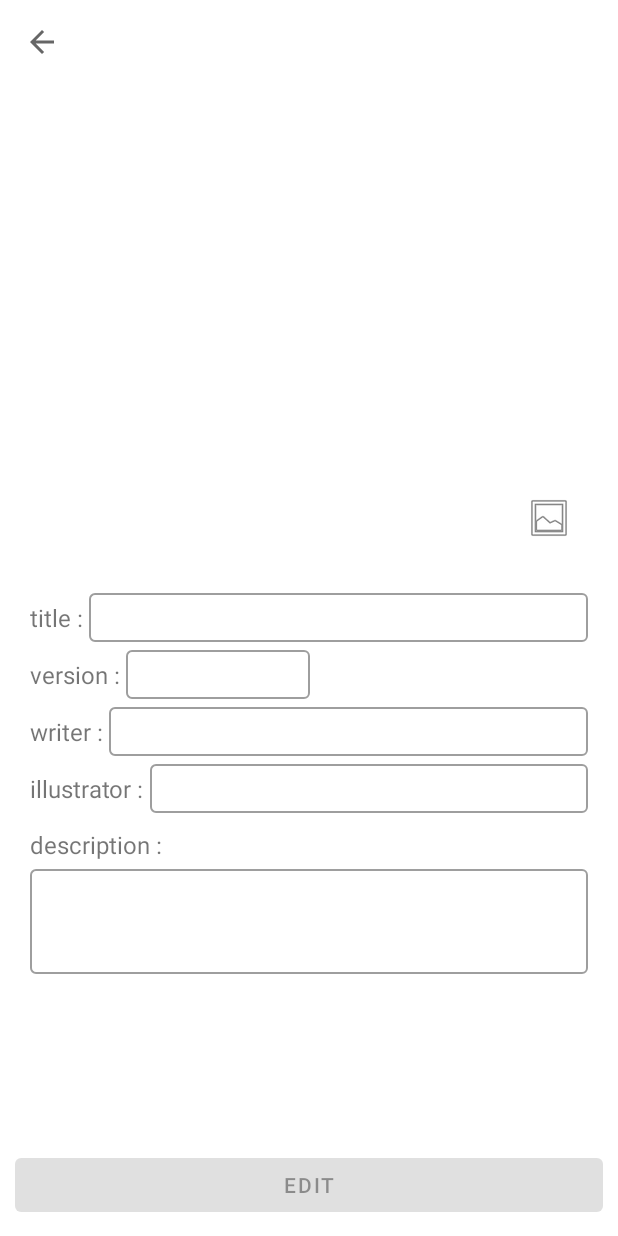
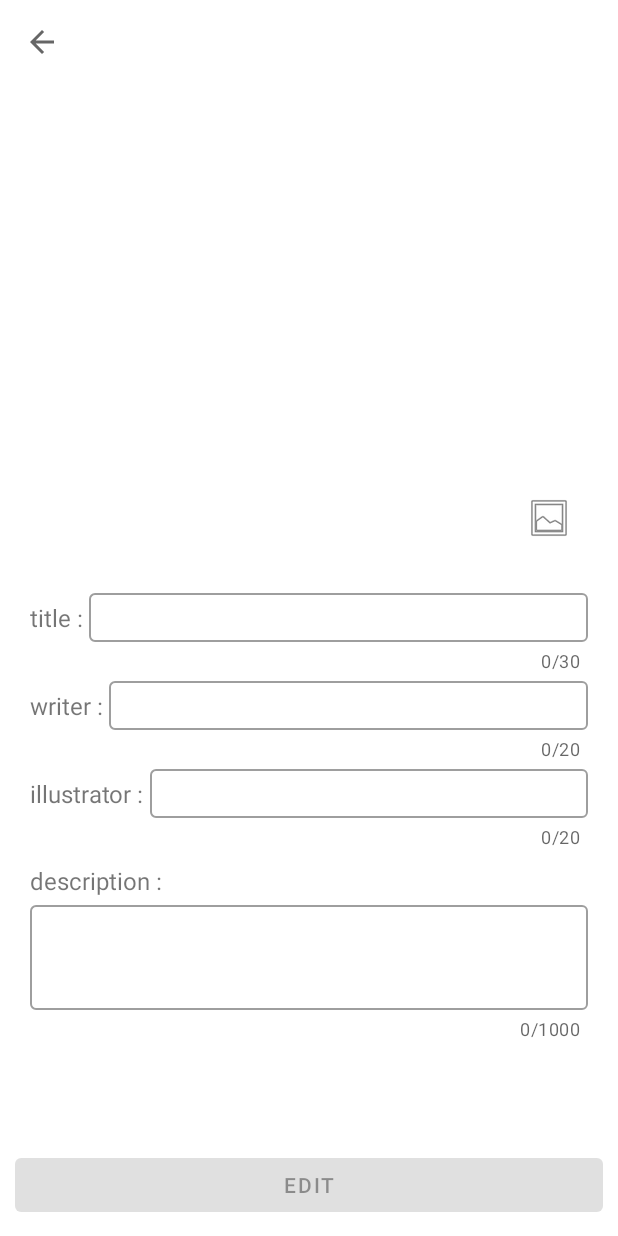
Before and after one commit to wilyyang/FancyMansion, an Android app: the screen it shows after launch (EditStartActivity), on a phone screen of 412 x 824 dp. Run offline under Robolectric (Android 15) with nearby library versions, the phone set to English and light mode, and no system bars; our stand-ins replace Dagger/Hilt's generated code; 1 statement that could not run was skipped.

Commit message:
[FancyMansion] Config file save develope

```diff
--- a/app/src/main/java/com/cheesejuice/fancymansion/ViewerActivity.kt
+++ b/app/src/main/java/com/cheesejuice/fancymansion/ViewerActivity.kt
@@ -76,7 +76,7 @@ class ViewerActivity : AppCompatActivity() {
         binding.layoutLoading.root.visibility = View.GONE
         binding.layoutMain.visibility = View.VISIBLE
         with(slide){
-            Glide.with(applicationContext).load(fileUtil.getImageFile(config.id, slide.slideImage)).into(binding.imageSlideShowMain)
+            Glide.with(applicationContext).load(fileUtil.getImageFile(config.id, slide.slideImage)).into(binding.imageViewShowMain)
             binding.tvSlideTitle.text = title
             binding.tvSlideDescription.text = description
             binding.tvSlideQuestion.text = question
--- a/app/src/main/java/com/cheesejuice/fancymansion/util/CommonUtil.kt
+++ b/app/src/main/java/com/cheesejuice/fancymansion/util/CommonUtil.kt
@@ -6,6 +6,7 @@ import android.content.Context
 import android.content.DialogInterface
 import android.app.AlertDialog
 import android.content.pm.PackageManager.PERMISSION_GRANTED
+import androidx.core.app.ActivityCompat
 import androidx.core.content.ContextCompat
 import com.cheesejuice.fancymansion.R
 import dagger.hilt.android.qualifiers.ActivityContext
@@ -14,7 +15,8 @@ import java.util.*
 import javax.inject.Inject
 
 class CommonUtil @Inject constructor(@ActivityContext private val context: Context){
-    val permissions = arrayOf<String>(Manifest.permission.READ_EXTERNAL_STORAGE, Manifest.permission.READ_EXTERNAL_STORAGE)
+    val permissions = arrayOf(Manifest.permission.READ_EXTERNAL_STORAGE)
+    val PERMISSION_REQUEST_CODE = 20
     fun checkPermissions() :Boolean{
         for (permission in permissions) {
             if (ContextCompat.checkSelfPermission(context, permission) != PERMISSION_GRANTED)
@@ -23,14 +25,15 @@ class CommonUtil @Inject constructor(@ActivityContext private val context: Conte
         return true
     }
 
-    fun requestPermissions{
+    fun checkRequestPermissions(): Boolean{
         if(!checkPermissions()){
             ActivityCompat.requestPermissions(
                 context as Activity,
-                arrayOf<String>(Manifest.permission.READ_EXTERNAL_STORAGE),
-                20
+                permissions, PERMISSION_REQUEST_CODE
             )
+            return false
         }
+        return true
     }
 
     val formatss = SimpleDateFormat("yyyy-MM-dd kk:mm:ss", Locale("ko", "KR"))
--- a/app/src/main/res/layout/activity_edit_start.xml
+++ b/app/src/main/res/layout/activity_edit_start.xml
@@ -30,7 +30,7 @@
         app:layout_constraintBottom_toBottomOf="parent">
 
         <ScrollView
-            android:id="@+id/scrollSlideContent"
+            android:id="@+id/scrollEditConfig"
             android:layout_width="match_parent"
             android:layout_height="0dp"
             android:layout_marginTop="@dimen/margin_slide_detail"
@@ -38,7 +38,6 @@
             app:layout_constraintBottom_toTopOf="@+id/layoutTail">
 
             <LinearLayout
-                android:id="@+id/layoutSlideConfig"
                 android:layout_width="match_parent"
                 android:layout_height="wrap_content"
                 android:layout_marginStart="@dimen/margin_default_left"
@@ -49,17 +48,17 @@
                 android:focusableInTouchMode="true">
 
                 <androidx.constraintlayout.widget.ConstraintLayout
-                    android:id="@+id/layoutSlideShow"
+                    android:id="@+id/layoutShow"
                     android:layout_width="match_parent"
                     android:layout_height="300dp">
 
                     <ImageView
-                        android:id="@+id/imageSlideShowMain"
+                        android:id="@+id/imageViewShowMain"
                         android:layout_width="match_parent"
                         android:layout_height="match_parent"/>
 
                     <ImageView
-                        android:id="@+id/imageConfigAddImage"
+                        android:id="@+id/imageViewConfigAdd"
                         android:layout_width="wrap_content"
                         android:layout_height="wrap_content"
                         android:layout_marginEnd="@dimen/margin_default"
@@ -77,14 +76,14 @@
                     android:weightSum="1">
 
                     <TextView
-                        android:id="@+id/tvSlideConfigId"
+                        android:id="@+id/tvConfigId"
                         android:layout_width="0dp"
                         android:layout_height="wrap_content"
                         android:textSize="@dimen/size_slide_config"
                         android:layout_weight="0.5"/>
 
                     <TextView
-                        android:id="@+id/tvSlideConfigTime"
+                        android:id="@+id/tvConfigTime"
                         android:layout_width="0dp"
                         android:layout_height="wrap_content"
                         android:textSize="@dimen/size_slide_config"
@@ -107,42 +106,14 @@
                     <com.google.android.material.textfield.TextInputLayout
                         style="@style/BookInputLayout"
                         android:layout_width="match_parent"
-                        android:layout_height="wrap_content">
+                        android:layout_height="wrap_content"
+                        app:counterMaxLength="@integer/count_config_title">
 
                         <com.cheesejuice.fancymansion.view.RoundEditText
                             android:id="@+id/etConfigTitle"
                             android:layout_width="match_parent"
-                            android:layout_height="wrap_content" />
-
-                    </com.google.android.material.textfield.TextInputLayout>
-
-                </LinearLayout>
-
-                <LinearLayout
-                    android:layout_width="match_parent"
-                    android:layout_height="wrap_content"
-                    android:orientation="horizontal"
-                    android:weightSum="1">
-
-                    <TextView
-                        android:layout_width="wrap_content"
-                        android:layout_height="wrap_content"
-                        android:text="@string/book_config_version"
-                        android:textSize="@dimen/size_edit_book"/>
-
-
-                    <com.google.android.material.textfield.TextInputLayout
-                        style="@style/BookInputLayout"
-                        android:layout_width="0dp"
-                        android:layout_height="wrap_content"
-                        android:layout_weight="0.4">
-
-                        <com.cheesejuice.fancymansion.view.RoundEditText
-                            android:id="@+id/etConfigVersion"
-                            android:layout_width="match_parent"
                             android:layout_height="wrap_content"
-                            android:maxLength="7"
-                            android:inputType="number" />
+                            android:maxLength="@integer/count_config_title"/>
 
                     </com.google.android.material.textfield.TextInputLayout>
 
@@ -162,12 +133,14 @@
                     <com.google.android.material.textfield.TextInputLayout
                         style="@style/BookInputLayout"
                         android:layout_width="match_parent"
-                        android:layout_height="wrap_content">
+                        android:layout_height="wrap_content"
+                        app:counterMaxLength="@integer/count_config_writer">
 
                         <com.cheesejuice.fancymansion.view.RoundEditText
                             android:id="@+id/etConfigWriter"
                             android:layout_width="match_parent"
-                            android:layout_height="wrap_content"/>
+                            android:layout_height="wrap_content"
+                            android:maxLength="@integer/count_config_writer"/>
 
                     </com.google.android.material.textfield.TextInputLayout>
 
@@ -186,12 +159,14 @@
                     <com.google.android.material.textfield.TextInputLayout
                         style="@style/BookInputLayout"
                         android:layout_width="match_parent"
-                        android:layout_height="wrap_content">
+                        android:layout_height="wrap_content"
+                        app:counterMaxLength="@integer/count_config_illustrator">
 
                         <com.cheesejuice.fancymansion.view.RoundEditText
                             android:id="@+id/etConfigIllustrator"
                             android:layout_width="match_parent"
-                            android:layout_height="wrap_content"/>
+                            android:layout_height="wrap_content"
+                            android:maxLength="@integer/count_config_illustrator"/>
 
                     </com.google.android.material.textfield.TextInputLayout>
 
@@ -207,13 +182,15 @@
                 <com.google.android.material.textfield.TextInputLayout
                     style="@style/BookInputLayout"
                     android:layout_width="match_parent"
-                    android:layout_height="wrap_content">
+                    android:layout_height="wrap_content"
+                    app:counterMaxLength="@integer/count_config_description">
 
                     <com.cheesejuice.fancymansion.view.RoundEditText
                         android:id="@+id/etConfigDescription"
                         android:layout_width="match_parent"
                         android:layout_height="wrap_content"
-                        android:minLines="3"/>
+                        android:minLines="3"
+                        android:maxLength="@integer/count_config_description"/>
 
                 </com.google.android.material.textfield.TextInputLayout>
 
--- /dev/null
+++ b/app/src/main/res/values/integers.xml
@@ -0,0 +1,13 @@
+<?xml version="1.0" encoding="utf-8"?>
+<resources>
+    <integer name="count_config_title">30</integer>
+    <integer name="count_config_writer">20</integer>
+    <integer name="count_config_illustrator">20</integer>
+    <integer name="count_config_description">1000</integer>
+
+    <integer name="count_slide_title">30</integer>
+    <integer name="count_slide_question">30</integer>
+    <integer name="count_slide_choice">30</integer>
+    <integer name="count_slide_description">1000</integer>
+
+</resources>
--- a/app/src/main/res/values/themes.xml
+++ b/app/src/main/res/values/themes.xml
@@ -16,5 +16,6 @@
 
     <style name="BookInputLayout" parent="Widget.MaterialComponents.TextInputLayout.OutlinedBox">
         <item name="endIconMode">clear_text</item>
+        <item name="counterEnabled">true</item>
     </style>
 </resources>
```
Also changed, not shown: app/src/main/java/com/cheesejuice/fancymansion/EditStartActivity.kt (+46 -9 lines), app/src/main/java/com/cheesejuice/fancymansion/ViewStartActivity.kt (+8 -8 lines), app/src/main/java/com/cheesejuice/fancymansion/util/FileUtil.kt (+4 -4 lines), app/src/main/res/layout/activity_view_start.xml (+23 -16 lines), app/src/main/res/layout/activity_viewer.xml (+6 -8 lines).
